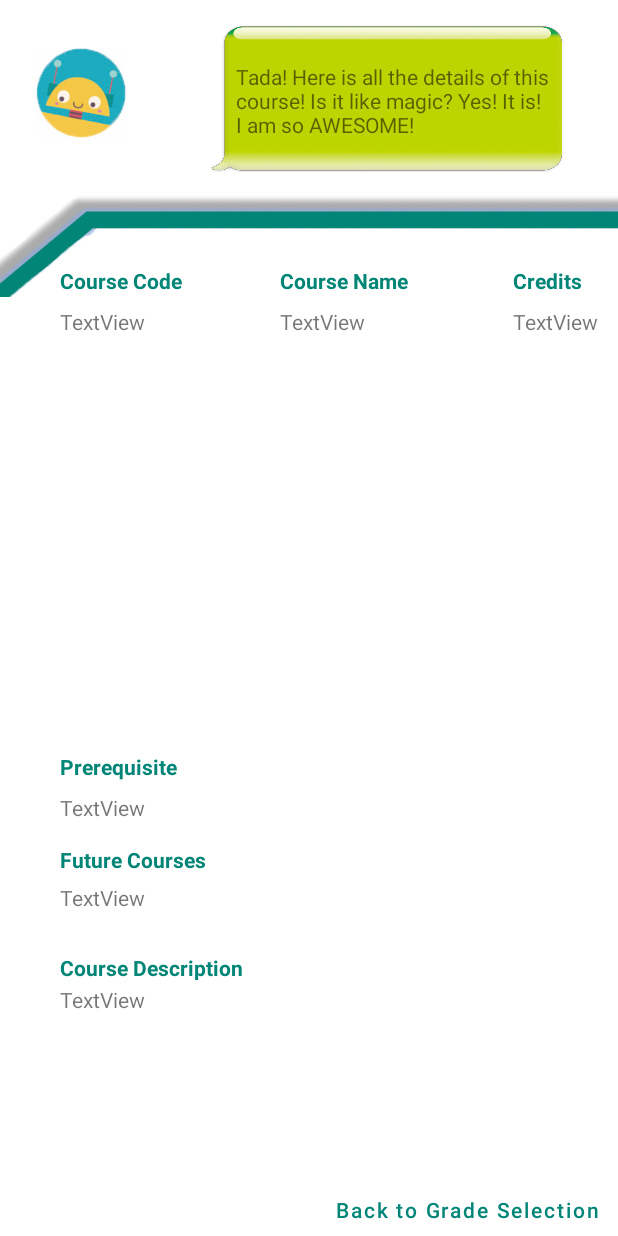
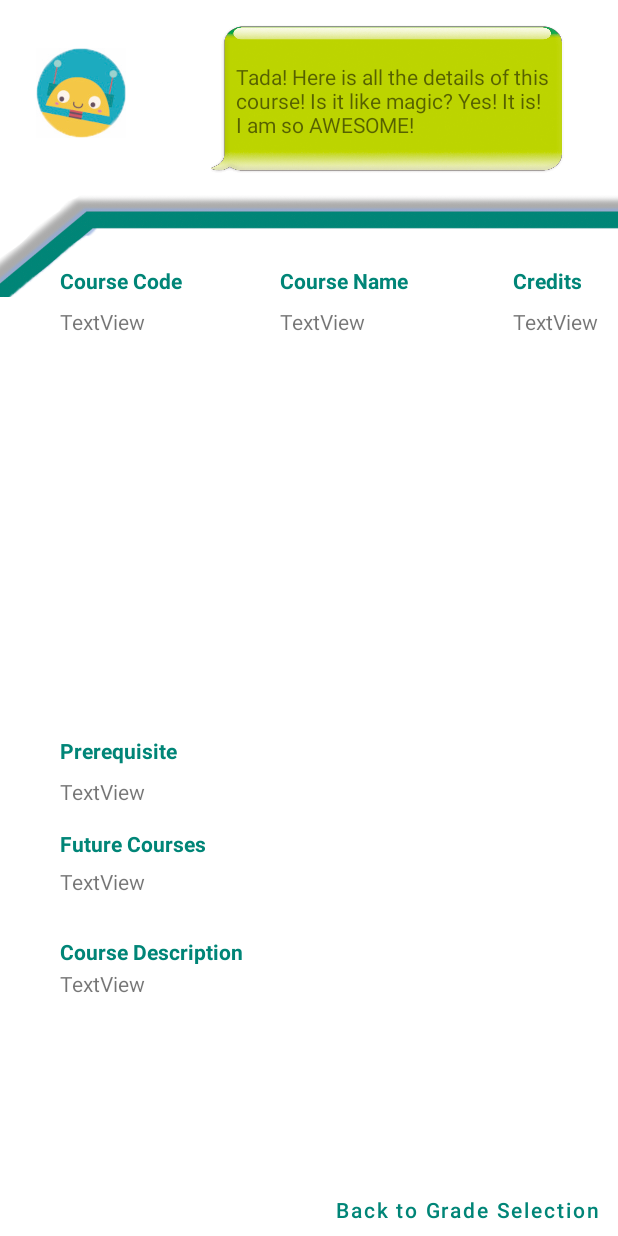
Before and after one commit to MengtingSong/Course_Suggestion_Chatbot, an Android app: the Courseinfor screen opened directly, with no data from a screen before it, on a phone screen of 412 x 824 dp. Run offline under Robolectric (Android 15) with nearby library versions, the phone set to English and light mode, and no system bars; 6 statements that could not run were skipped.

Commit message:
Final Layout

```diff
--- a/app/src/main/res/layout/activity_courseinfor.xml
+++ b/app/src/main/res/layout/activity_courseinfor.xml
@@ -190,9 +190,9 @@ Is it like magic? Yes! It is! I am so AWESOME!"
         android:layout_height="135dp"
         android:layout_marginStart="40dp"
         android:layout_marginLeft="40dp"
-        android:layout_marginBottom="32dp"
+        android:layout_marginBottom="5dp"
         android:text="TextView"
-        app:layout_constraintBottom_toBottomOf="parent"
+        app:layout_constraintBottom_toTopOf="@+id/back"
         app:layout_constraintStart_toStartOf="parent" />
 
     <android.support.design.button.MaterialButton
```
